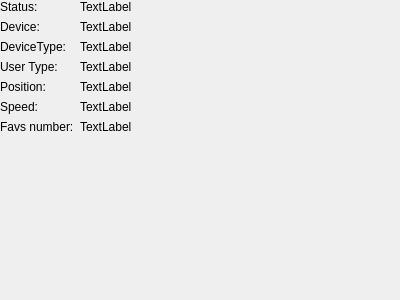
Old version of the form src/linakdeskcontrol/ui/device_status_widget.ui in the repository anetczuk/LinakDeskApp.
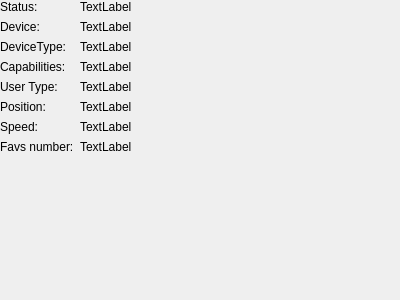
New version of the form.

Commit message: Display device capabilities

```diff
--- a/src/linakdeskcontrol/ui/device_status_widget.ui
+++ b/src/linakdeskcontrol/ui/device_status_widget.ui
@@ -40,14 +40,14 @@
      </property>
     </widget>
    </item>
-   <item row="4" column="0">
+   <item row="5" column="0">
     <widget class="QLabel" name="positionText">
      <property name="text">
       <string>Position:</string>
      </property>
     </widget>
    </item>
-   <item row="4" column="1">
+   <item row="5" column="1">
     <widget class="QLabel" name="positionLabel">
      <property name="text">
       <string>TextLabel</string>
@@ -68,42 +68,42 @@
      </property>
     </widget>
    </item>
-   <item row="6" column="0">
+   <item row="7" column="0">
     <widget class="QLabel" name="favNumText">
      <property name="text">
       <string>Favs number:</string>
      </property>
     </widget>
    </item>
-   <item row="6" column="1">
+   <item row="7" column="1">
     <widget class="QLabel" name="favsNumLabel">
      <property name="text">
       <string>TextLabel</string>
      </property>
     </widget>
    </item>
-   <item row="3" column="0">
+   <item row="4" column="0">
     <widget class="QLabel" name="userTypeText">
      <property name="text">
       <string>User Type:</string>
      </property>
     </widget>
    </item>
-   <item row="3" column="1">
+   <item row="4" column="1">
     <widget class="QLabel" name="userTypeLabel">
      <property name="text">
       <string>TextLabel</string>
      </property>
     </widget>
    </item>
-   <item row="5" column="0">
+   <item row="6" column="0">
     <widget class="QLabel" name="speedText">
      <property name="text">
       <string>Speed:</string>
      </property>
     </widget>
    </item>
-   <item row="5" column="1">
+   <item row="6" column="1">
     <widget class="QLabel" name="speedLabel">
      <property name="text">
       <string>TextLabel</string>
@@ -124,6 +124,20 @@
      </property>
     </widget>
    </item>
+   <item row="3" column="0">
+    <widget class="QLabel" name="capsText">
+     <property name="text">
+      <string>Capabilities:</string>
+     </property>
+    </widget>
+   </item>
+   <item row="3" column="1">
+    <widget class="QLabel" name="capsLabel">
+     <property name="text">
+      <string>TextLabel</string>
+     </property>
+    </widget>
+   </item>
   </layout>
  </widget>
  <resources/>
```
Left out of the diff: 2 changed lines with no effect on the pictures. The commit also changes 4 other files.
